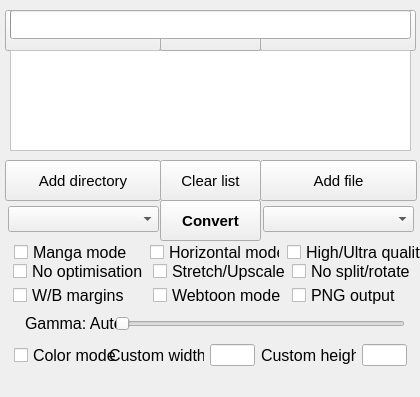
Above: gui/KCC-OSX.ui from ciromattia/kcc before the change. Below: the same form after it.
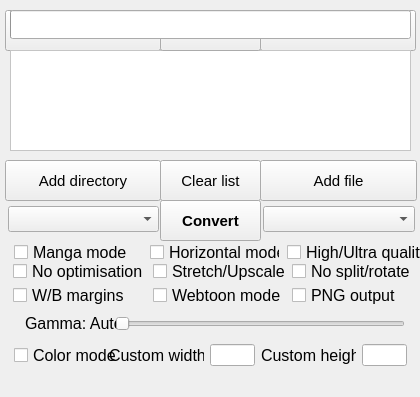
That is the form after the change. Icons and pictures are not drawn.

Commit message: OS X: GUI tweak

The edit to the form file:
```diff
--- a/gui/KCC-OSX.ui
+++ b/gui/KCC-OSX.ui
@@ -212,7 +212,7 @@
      <rect>
       <x>263</x>
       <y>206</y>
-      <width>151</width>
+      <width>152</width>
       <height>26</height>
      </rect>
     </property>
```
The commit also changes 1 other file.
